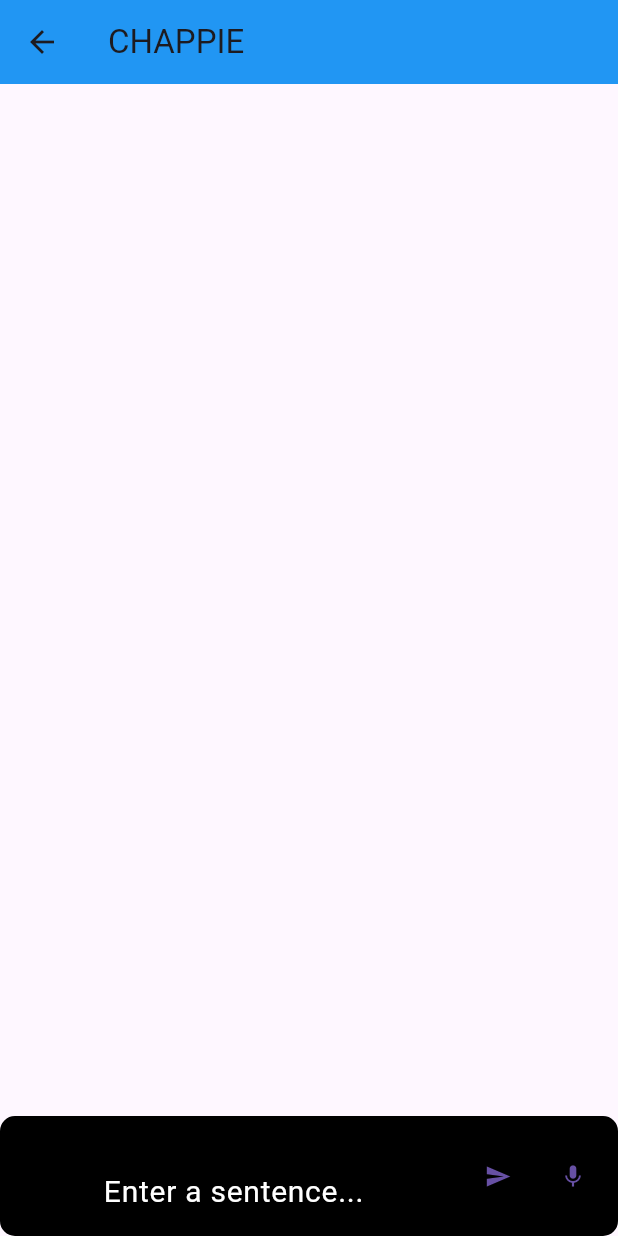
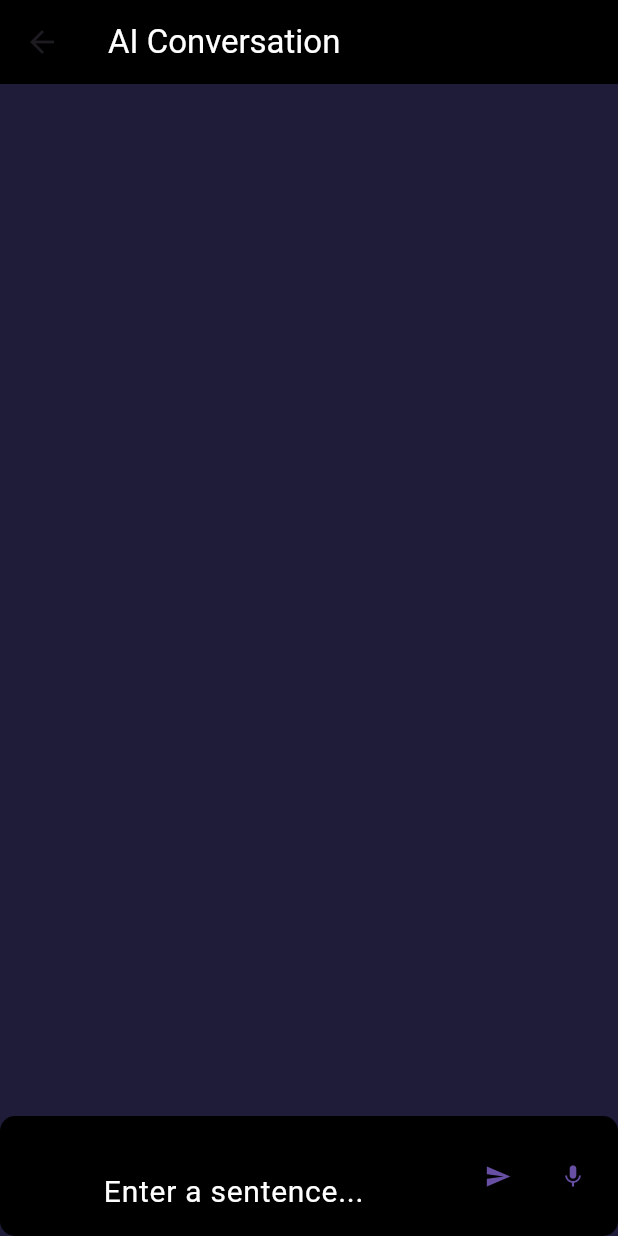
Before and after one commit to use-hunks/ai_conversation, a Flutter app: the screen it shows after launch, after a tap on "START", on a phone screen of 412 x 824 dp. Run offline on Flutter 3.47's test engine with Material 3 defaults, Android fonts, the phone set to English and light mode, and no system bars; our stand-ins replace flutter_dotenv, flutter_riverpod, flutter_tts, freezed_annotation, riverpod_annotation, speech_to_text; missing offline and left inert: chat_gpt_sdk; generated files the repository leaves out were written again.

Commit message:
viewの色変えてモダンな感じに

```diff
--- a/lib/main.dart
+++ b/lib/main.dart
@@ -16,10 +16,10 @@ class MyApp extends StatelessWidget {
     return MaterialApp(
       title: 'AI CONVERSATION',
       theme: ThemeData(
-        primarySwatch: Colors.blue,
+        primarySwatch: Colors.purple,
         visualDensity: VisualDensity.adaptivePlatformDensity,
       ),
-      home: const StartPageView(title: "Talk with CHAPPIE"),
+      home: const StartPageView(title: "AI Conversation"),
     );
   }
 }
--- a/lib/view/conversation_view.dart
+++ b/lib/view/conversation_view.dart
@@ -11,29 +11,39 @@ class ConversationView extends ConsumerWidget {
     final conversationsNotifer =
         ref.read(conversationsViewModelProvider.notifier);
     final TextEditingController controller = TextEditingController();
-    String userInput = "";
 
     return Scaffold(
       appBar: AppBar(
-        backgroundColor: Colors.blue,
-        title: const Text('CHAPPIE'),
+        backgroundColor: Colors.black,
+        title: const Text('AI Conversation',
+            style: TextStyle(color: Colors.white)),
       ),
       body: Stack(alignment: Alignment.bottomCenter, children: [
-        ListView.builder(
+        Container(
+          color: const Color.fromRGBO(31, 28, 57, 1.0),
+          child: ListView.builder(
+             padding: const EdgeInsets.only(bottom: 100), // 送信フォームの高さ + マージン分のパディングを追加
             itemCount: conversations[0].messages.length - 1,
             itemBuilder: (context, index) {
               final message = conversations[0].messages[index + 1];
               return Card(
-              margin: index % 2 == 0
+                color: index % 2 == 0
+                    ? const Color.fromRGBO(111, 97, 232, 1.0)
+                    : const Color.fromRGBO(43, 34, 81, 1.0),
+                margin: index % 2 == 0 //自分
                     ? const EdgeInsets.only(
                         top: 5.0, left: 90.0, bottom: 5.0, right: 8.0)
                     : const EdgeInsets.only(
                         top: 5.0, left: 8.0, bottom: 5.0, right: 90.0),
                 child: ListTile(
-                title: Text(message.content),
+                  title: Text(
+                    message.content,
+                    style: const TextStyle(color: Colors.white),
+                  ),
                 ),
               );
             },
+          ),
         ),
         //テキスト入力フォーム（下部固定）
         Container(
@@ -68,9 +78,6 @@ class ConversationView extends ConsumerWidget {
                       border: InputBorder.none,
                       hintText: 'Enter a sentence...',
                       hintStyle: TextStyle(color: Colors.white, fontSize: 20)),
-                  onChanged: (text) {
-                    userInput = text;
-                  },
                 ),
               ),
             ),
@@ -86,7 +93,7 @@ class ConversationView extends ConsumerWidget {
                 ),
                 onPressed: () => {
                       //送信してgptResponse呼び出す
-                      conversationsNotifer.getChatGPTResponse(userInput),
+                      conversationsNotifer.getChatGPTResponse(controller.text),
                       //textを消す
                       controller.clear(),
                     },
--- a/lib/view/start_page_view.dart
+++ b/lib/view/start_page_view.dart
@@ -9,16 +9,21 @@ class StartPageView extends StatelessWidget {
   Widget build(BuildContext context) {
     return Scaffold(
         appBar: AppBar(
-          backgroundColor: Colors.blue,
-          title: Text(title),
+          backgroundColor: Colors.black,
+          title: Text(
+            title,
+            style: const TextStyle(color: Colors.white),
           ),
-        body: Center(
+        ),
+        body: Container(
+          color: const Color.fromRGBO(31, 28, 57, 1.0),
+          child: Center(
               child: Column(
                   mainAxisAlignment: MainAxisAlignment.center,
                   children: <Widget>[
                 const Text(
                   'Welcome to AI Conversation',
-                style: TextStyle(fontSize: 24, fontWeight: FontWeight.bold),
+                  style: TextStyle(fontSize: 24, color: Colors.white),
                 ),
                 const SizedBox(
                   height: 20,
@@ -33,6 +38,7 @@ class StartPageView extends StatelessWidget {
                     );
                   },
                 ),
-            ])));
+              ])),
+        ));
   }
 }
```
Lines whose indentation alone changed are shown as unchanged.
